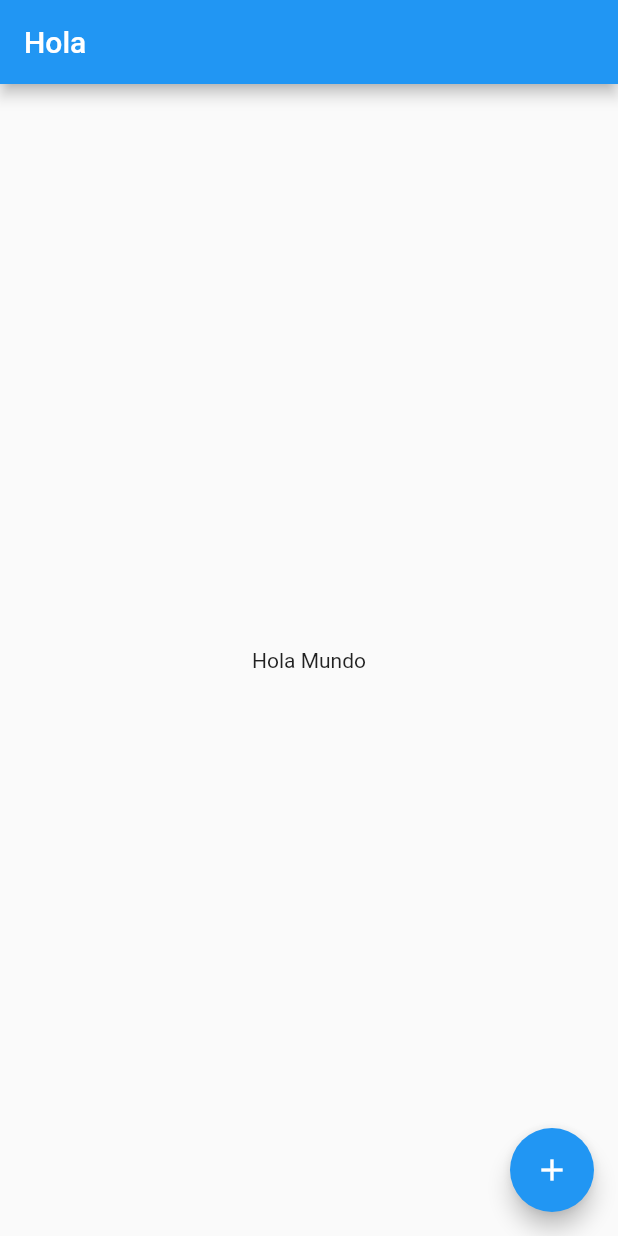
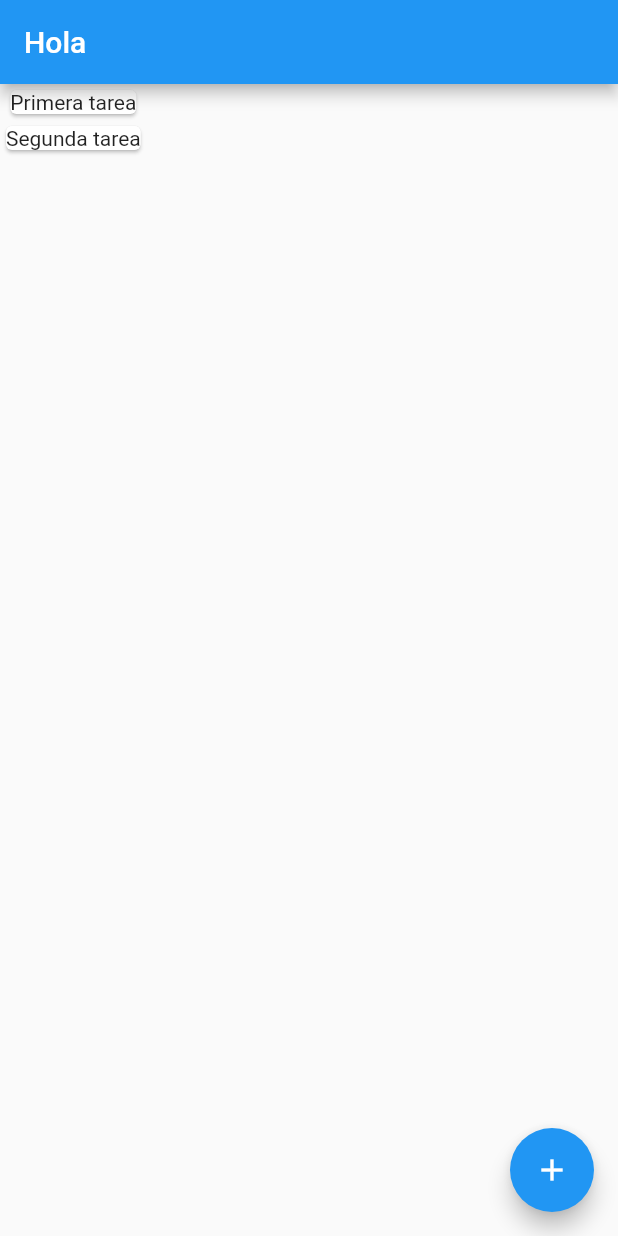
Before and after one commit to carlosdan8/ftr_app, a Flutter app: the screen it shows after launch, on a phone screen of 412 x 824 dp. Run offline on Flutter 3.47's test engine with Material 2 defaults, Android fonts, the phone set to English and light mode, and no system bars.

Commit message:
Third commit

```diff
--- a/lib/main.dart
+++ b/lib/main.dart
@@ -1,14 +1,20 @@
 import 'package:flutter/material.dart';
 
 void main() {
-  runApp(MaterialApp(
+  runApp(MyApp());
+}
+
+class MyApp extends StatelessWidget {
+  @override
+  Widget build(BuildContext context) {
+    return MaterialApp(
       title: 'miApp',
       home: Scaffold(
         appBar: AppBar(
           title: Text('Hola'),
         ),
-      body: Center(
-        child: Text('Hola Mundo'),
+        body: Column(
+          children: <Tarea>[Tarea('Primera tarea'), Tarea('Segunda tarea')],
         ),
         floatingActionButton: FloatingActionButton(
             child: Icon(Icons.add),
@@ -16,5 +22,19 @@ void main() {
               print('Cliked');
             }),
       ),
-  ));
+    );
   }
+}
+
+// ignore: must_be_immutable
+class Tarea extends StatelessWidget {
+  String tarea = '';
+
+  Tarea(this.tarea);
+
+  @override
+  Widget build(BuildContext context) {
+    return Card(child: Text(tarea));
+    throw UnimplementedError();
+  }
+}
```
Lines whose indentation alone changed are shown as unchanged.
